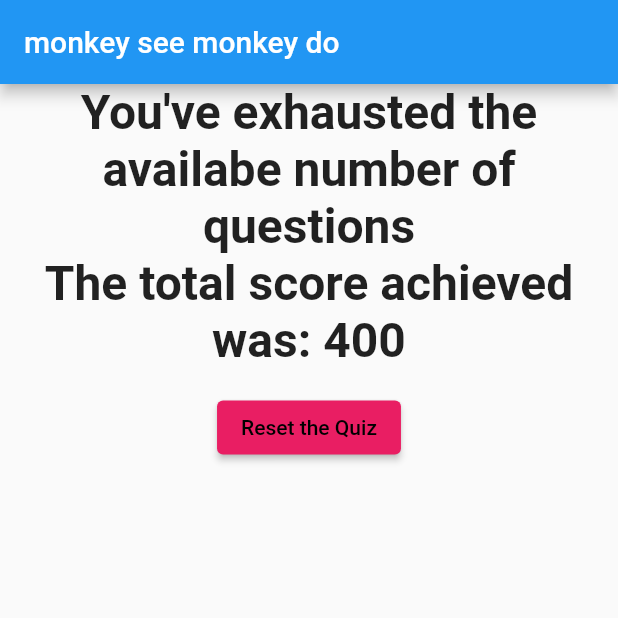
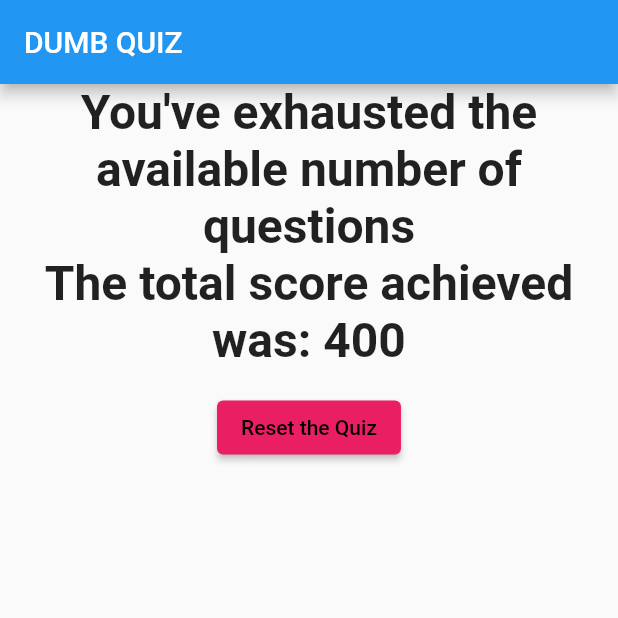
Before and after one commit to Ontan8/udemy_flutter_module_1_quiz_app, a Flutter app: the screen it shows after launch, after a tap on "cat", after a tap on "its shit", after a tap on "yeah", on a phone screen of 412 x 824 dp, the top half of it. Run offline on Flutter 3.47's test engine with Material 2 defaults, Android fonts, the phone set to English and light mode, and no system bars.

```diff
--- a/lib/exhausted.dart
+++ b/lib/exhausted.dart
@@ -2,17 +2,16 @@ import 'package:flutter/material.dart';
 
 //ignore_for_file: prefer_const_constructors
 class Exhausted extends StatelessWidget {
-  final String message;
   final int totalScore;
   final VoidCallback reset;
-  Exhausted(this.message, this.totalScore, this.reset);
+  Exhausted(this.totalScore, this.reset);
   @override
   Widget build(BuildContext context) {
     return Center(
       child: Column(
         children: [
           Text(
-            '$message\nThe total score achieved was: $totalScore',
+            'You\'ve exhausted the available number of questions\nThe total score achieved was: $totalScore',
             style: TextStyle(
               fontSize: 32,
               fontWeight: FontWeight.bold,
--- a/lib/main.dart
+++ b/lib/main.dart
@@ -22,8 +22,6 @@ class MyAppState extends State<MyApp> {
     setState(() {
       questionIndex++;
     });
-    print('this is a function inside a class');
-    print(questionIndex);
   }
 
   void goBack() {
@@ -31,7 +29,6 @@ class MyAppState extends State<MyApp> {
       setState(() {
         questionIndex--;
       });
-      print('navigated to the previous question');
     }
   }
 
@@ -67,7 +64,7 @@ class MyAppState extends State<MyApp> {
       'answers': [
         {'text': 'yes', 'score': 1000},
         {'text': 'yeah', 'score': 200},
-        {'text': 'no; doubt about it', 'score': 900},
+        {'text': 'no doubt about it', 'score': 900},
         {'text': 'one hundred percent', 'score': 1200},
       ]
     }
@@ -77,13 +74,10 @@ class MyAppState extends State<MyApp> {
     return MaterialApp(
         home: Scaffold(
             appBar: AppBar(
-              title: Text('monkey see monkey do'),
+              title: Text('DUMB QUIZ'),
             ),
             body: questionIndex >= questions.length
-                ? Exhausted(
-                    'You\'ve exhausted the availabe number of questions',
-                    totalScore,
-                    reset)
-                : Quiz(questions, questionIndex, funcc, goBack)));
+                ? Exhausted(totalScore, reset)
+                : Quiz(questions, questionIndex, funcc)));
   }
 }
--- a/lib/quiz.dart
+++ b/lib/quiz.dart
@@ -6,8 +6,7 @@ class Quiz extends StatelessWidget {
   final List<Map<String, Object>> questions;
   final int questionIndex;
   final Function funcc;
-  final VoidCallback goBack;
-  Quiz(this.questions, this.questionIndex, this.funcc, this.goBack);
+  Quiz(this.questions, this.questionIndex, this.funcc);
   @override
   Widget build(BuildContext context) {
     return Column(
@@ -18,14 +17,6 @@ class Quiz extends StatelessWidget {
         for (var i in (questions[questionIndex]['answers']
             as List<Map<String, Object>>))
           Answer(() => funcc(i['score']), i['text']),
-        Container(
-          margin: EdgeInsets.all(40),
-          alignment: Alignment.bottomLeft,
-          child: ElevatedButton(
-            onPressed: goBack,
-            child: Text('Prev'),
-          ),
-        )
       ],
     );
   }
```
